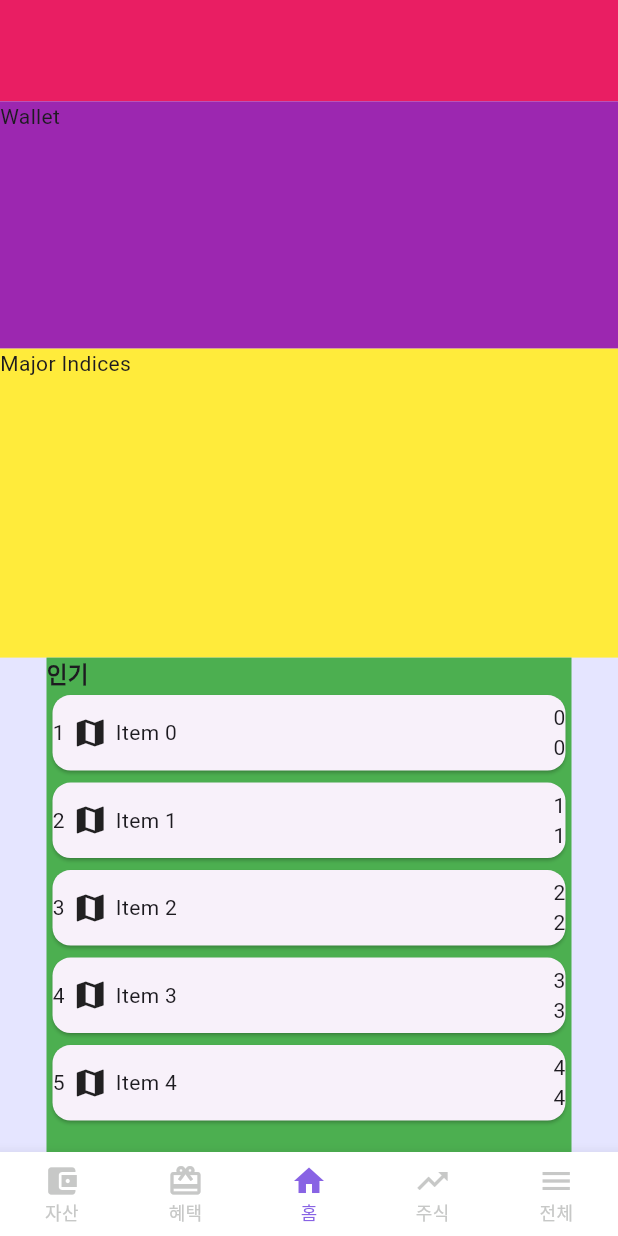
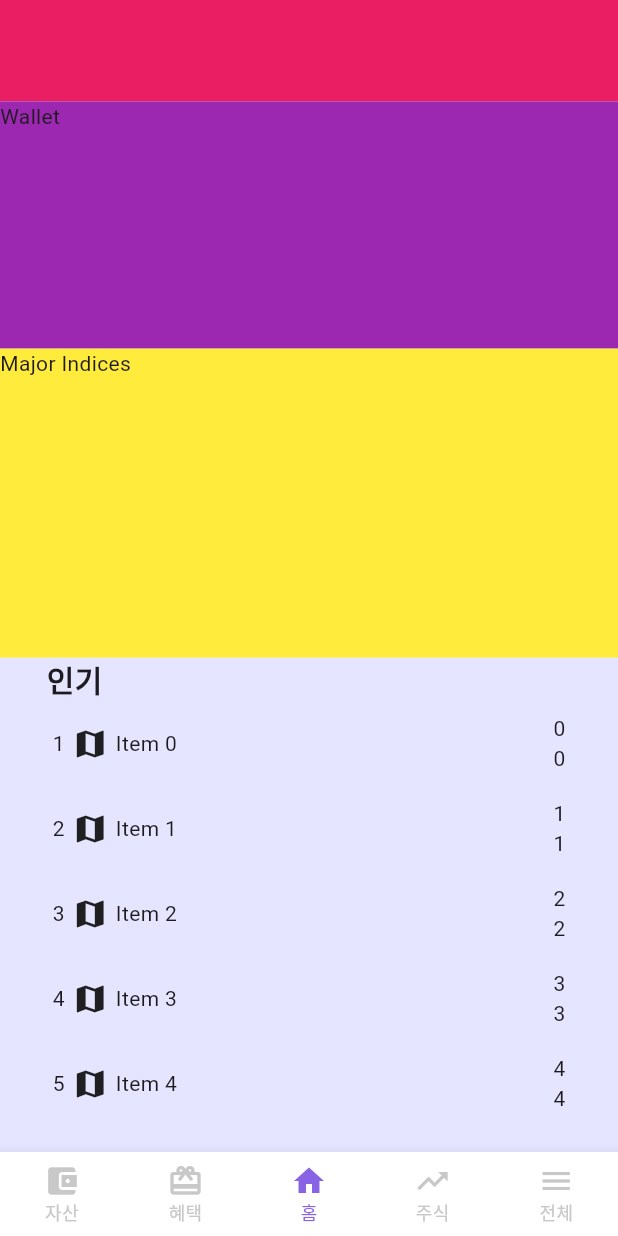
Before and after one commit to ShinhansecMobile/Shinhansec-Intern-App, a Flutter app: the screen it shows after launch, scrolled down 56 dp, on a phone screen of 412 x 824 dp. Run offline on Flutter 3.47's test engine with Material 2 defaults, Android fonts, the phone set to English and light mode, and no system bars.

Commit message:
[DESIGN] 인기 종목 디자인 수정

```diff
--- a/lib/widgets/popular_list.dart
+++ b/lib/widgets/popular_list.dart
@@ -13,14 +13,13 @@ class _PopularListState extends State<PopularList> {
   @override
   Widget build(BuildContext context) {
     return Container(
-      color: Colors.green,
       margin: const EdgeInsets.fromLTRB(31, 0, 31, 0), // 배경색 설정
       child: const Column(
         crossAxisAlignment: CrossAxisAlignment.start,
         children: <Widget> [
           Text(
             '인기',
-            style: TextStyle(fontSize: 15, fontWeight: FontWeight.w800),
+            style: TextStyle(fontSize: 20, fontWeight: FontWeight.w800),
           ),
           Expanded(
             child: PopularListView(),
--- a/lib/widgets/popular_list_tile.dart
+++ b/lib/widgets/popular_list_tile.dart
@@ -25,6 +25,8 @@ class _PopularListTileState extends State<PopularListTile> {
     return Container(
       width: MediaQuery.of(context).size.width - 62,
       child: Card(
+        elevation: 0,
+        color: const Color(0xFFE5E5FF),
         child: Row(
           mainAxisAlignment: MainAxisAlignment.spaceBetween,
           children: [
```
